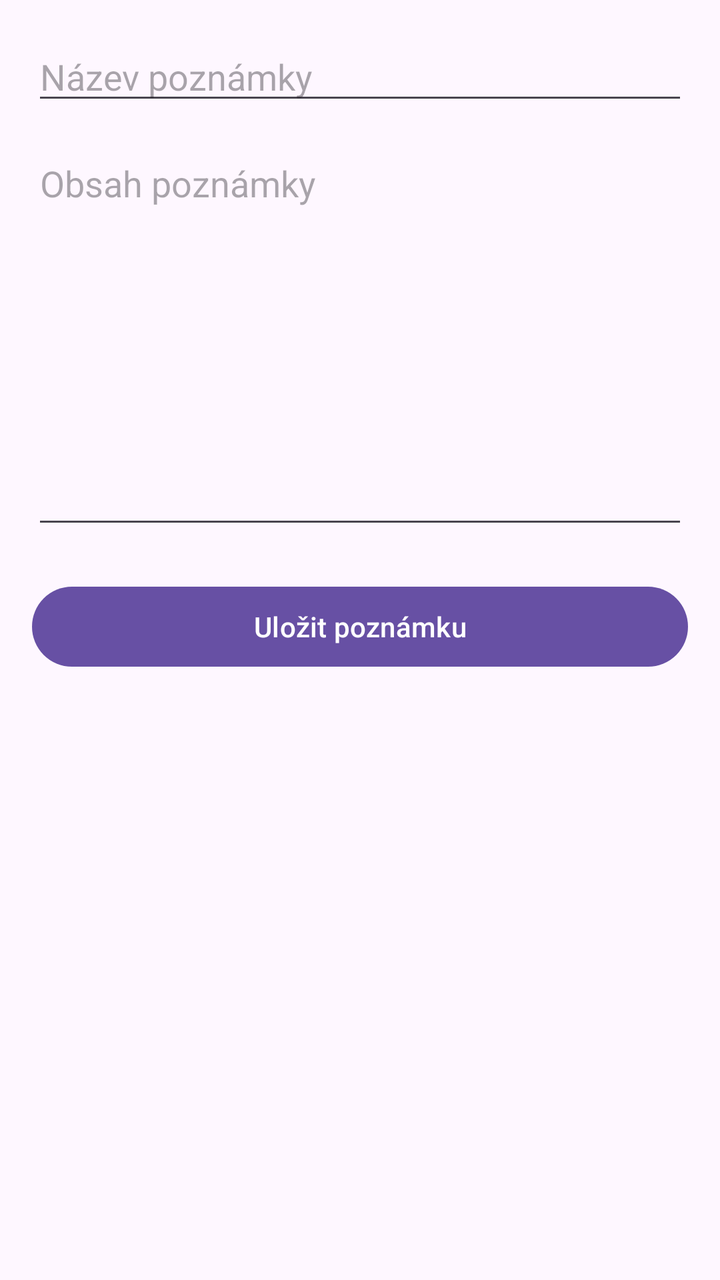
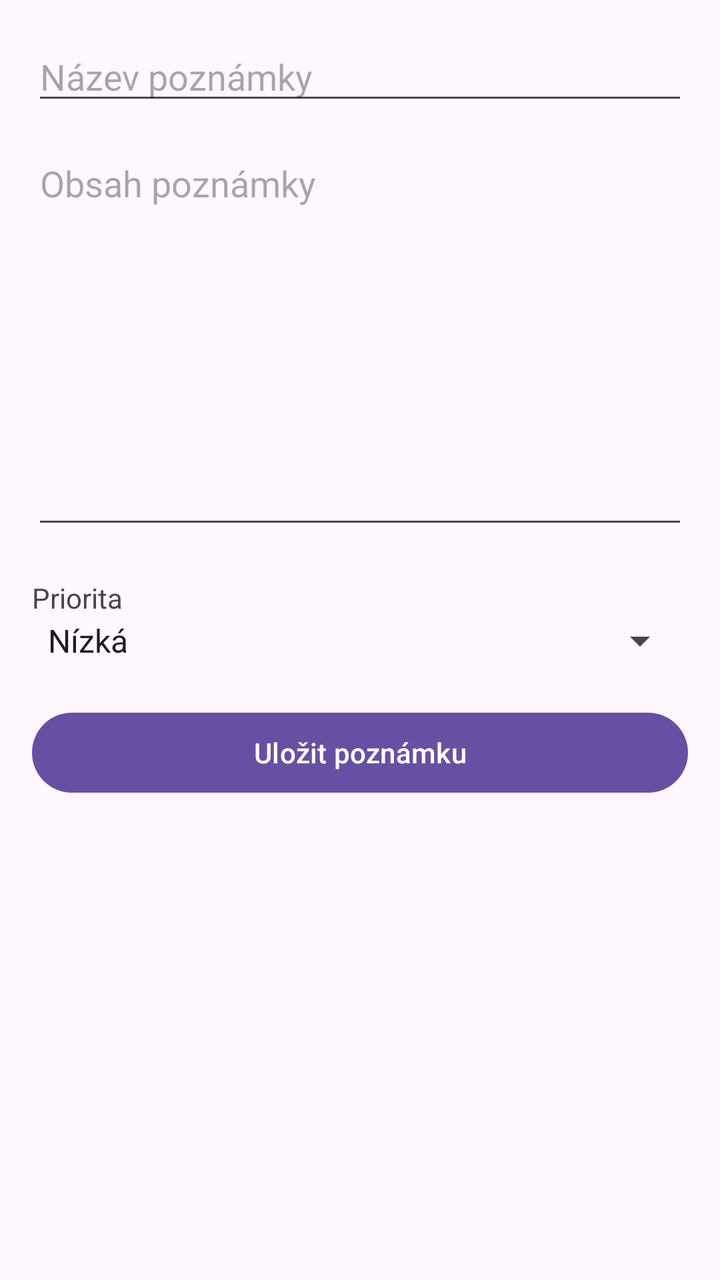

The first picture is an Android layout as it rendered before a commit; the second is the same layout after the commit. The layout source and the unified diff follow.
<!-- AndroidManifest.xml: application theme Theme.NoteHub -->
<!-- res/layout/activity_add_note.xml -->
<?xml version="1.0" encoding="utf-8"?>
<ScrollView xmlns:android="http://schemas.android.com/apk/res/android"
    xmlns:app="http://schemas.android.com/apk/res-auto"
    xmlns:tools="http://schemas.android.com/tools"
    android:layout_width="match_parent"
    android:layout_height="match_parent"
    android:padding="16dp"
    tools:context=".AddNoteActivity">

    <LinearLayout
        android:layout_width="match_parent"
        android:layout_height="wrap_content"
        android:orientation="vertical">

        
        <EditText
            android:id="@+id/editTextTitle"
            android:layout_width="match_parent"
            android:layout_height="wrap_content"
            android:hint="Název poznámky"
            android:inputType="textCapSentences"
            android:layout_marginBottom="12dp" />

        
        <EditText
            android:id="@+id/editTextContent"
            android:layout_width="match_parent"
            android:layout_height="200dp"
            android:gravity="top"
            android:hint="Obsah poznámky"
            android:inputType="textMultiLine"
            android:layout_marginBottom="20dp" />

        
        <Button
            android:id="@+id/btnSaveNote"
            android:layout_width="match_parent"
            android:layout_height="wrap_content"
            android:text="Uložit poznámku" />
    </LinearLayout>
</ScrollView>
<!-- resources referenced by this layout -->
<resources>
  <style name="Theme.NoteHub" parent="Base.Theme.NoteHub" />
  <style name="Base.Theme.NoteHub" parent="Theme.Material3.DayNight.NoActionBar">
          
          
      </style>
</resources>

<!-- the commit's change to res/layout/activity_add_note.xml (unified diff, before → after) -->
@@ -32,6 +32,19 @@
             android:layout_marginBottom="20dp" />
 
         
+        <TextView
+            android:layout_width="wrap_content"
+            android:layout_height="wrap_content"
+            android:text="Priorita" />
+
+        <Spinner
+            android:id="@+id/spinnerPriority"
+            android:layout_width="match_parent"
+            android:layout_height="wrap_content"
+            android:layout_marginBottom="20dp"
+            android:entries="@array/priority_names" />
+
+        
         <Button
             android:id="@+id/btnSaveNote"
             android:layout_width="match_parent"
<!-- resource entries referenced after the edit -->
@@ -1,5 +1,10 @@
 <!-- resources referenced by this layout -->
 <resources>
+  <string-array name="priority_names">
+          <item>Nízká</item>
+          <item>Střední</item>
+          <item>Vysoká</item>
+      </string-array>
   <style name="Theme.NoteHub" parent="Base.Theme.NoteHub" />
   <style name="Base.Theme.NoteHub" parent="Theme.Material3.DayNight.NoActionBar">
           
